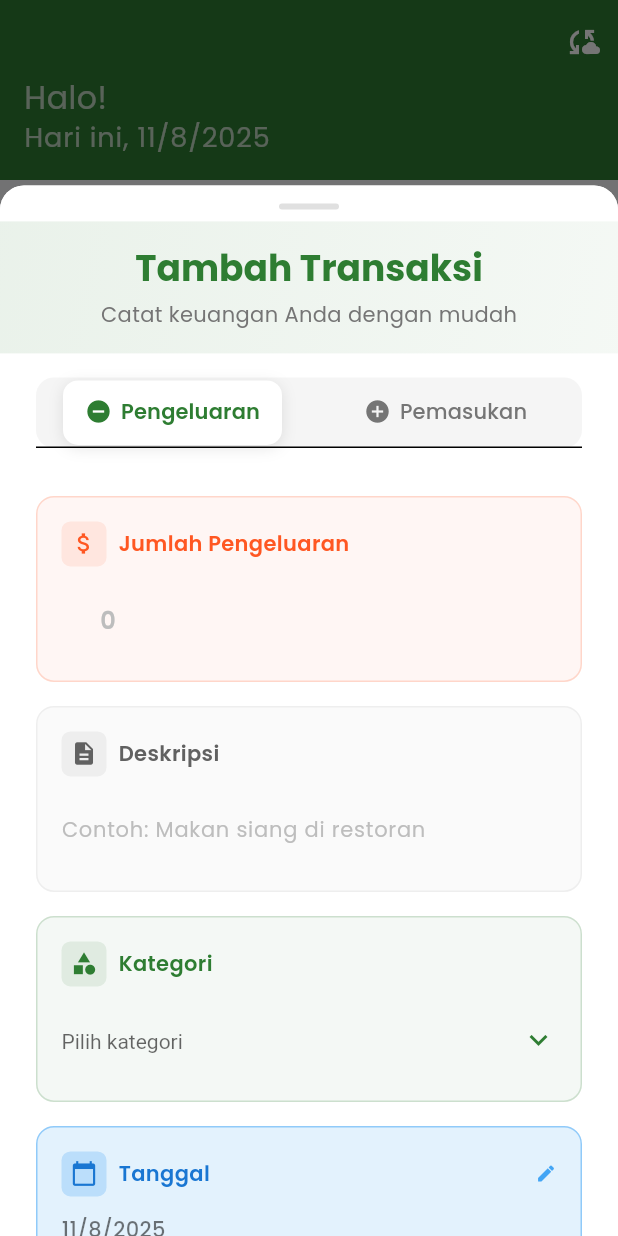
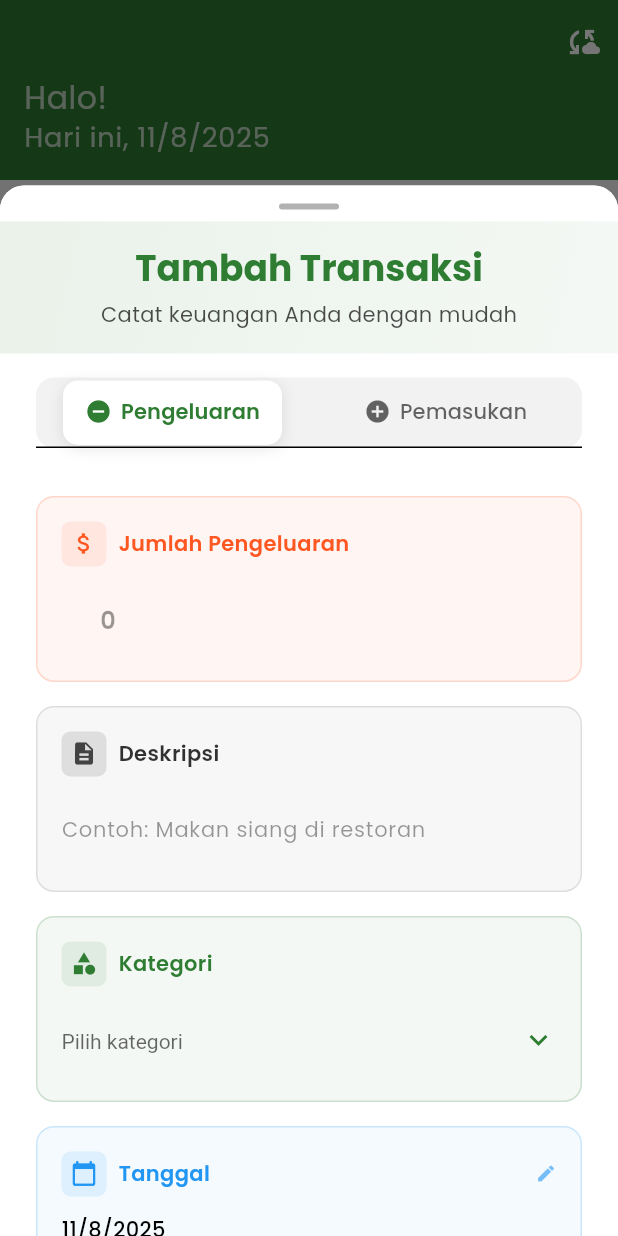
Before and after one commit to EnvRfli/expense_tracker_app, a Flutter app: the DashboardScreen screen opened directly, after a tap on the "add" icon, on a phone screen of 412 x 824 dp. Run offline on Flutter 3.47's test engine with Material 3 defaults, Android fonts, the phone set to English and light mode, and no system bars; our stand-ins replace flutter_local_notifications, google_fonts, google_sign_in, hive, hive_flutter, permission_handler and 1 more; missing offline and left inert: googleapis; accounts and stored records are empty; statements that could not run were skipped.

Commit message:
feat: Add Transaction List Screen and integrate with dashboard

```diff
--- a/lib/screens/dashboard_screen.dart
+++ b/lib/screens/dashboard_screen.dart
@@ -4,6 +4,7 @@ import '../providers/providers.dart';
 import '../utils/theme.dart';
 import '../widgets/dashboard_widgets.dart';
 import '../widgets/add_transaction_sheet.dart';
+import '../screens/transaction_list_screen.dart';
 
 class DashboardScreen extends StatefulWidget {
   const DashboardScreen({super.key});
@@ -220,7 +221,6 @@ class DashboardTransactionsTab extends StatelessWidget {
   @override
   Widget build(BuildContext context) {
     return const Scaffold(
-      appBar: CustomAppBar(title: 'Transaksi'),
       body: TransactionsList(),
     );
   }
--- /dev/null
+++ b/lib/screens/transaction_list_screen.dart
@@ -0,0 +1,261 @@
+import 'package:flutter/material.dart';
+import 'package:provider/provider.dart';
+import '../providers/expense_provider.dart';
+import '../providers/income_provider.dart';
+import '../providers/category_provider.dart';
+import '../models/expense.dart';
+import '../models/income.dart';
+import '../models/category.dart';
+import '../widgets/add_transaction_sheet.dart';
+import '../utils/theme.dart';
+
+class TransactionListScreen extends StatefulWidget {
+  const TransactionListScreen({super.key});
+
+  @override
+  State<TransactionListScreen> createState() => _TransactionListScreenState();
+}
+
+class _TransactionListScreenState extends State<TransactionListScreen> {
+  DateTimeRange? _selectedDateRange;
+  String _selectedType = 'all'; // all, income, expense
+  String? _selectedCategoryId;
+
+  @override
+  Widget build(BuildContext context) {
+    final expenseProvider = context.watch<ExpenseProvider>();
+    final incomeProvider = context.watch<IncomeProvider>();
+    final categoryProvider = context.watch<CategoryProvider>();
+
+    // Filter transactions
+    List<_TransactionItem> transactions = [];
+    if (_selectedType == 'all' || _selectedType == 'expense') {
+      var filtered = expenseProvider.expenses;
+      if (_selectedCategoryId != null) {
+        filtered =
+            filtered.where((e) => e.categoryId == _selectedCategoryId).toList();
+      }
+      if (_selectedDateRange != null) {
+        filtered = filtered
+            .where((e) =>
+                e.date.isAfter(_selectedDateRange!.start
+                    .subtract(const Duration(days: 1))) &&
+                e.date.isBefore(
+                    _selectedDateRange!.end.add(const Duration(days: 1))))
+            .toList();
+      }
+      transactions.addAll(filtered.map((e) => _TransactionItem.expense(e)));
+    }
+    if (_selectedType == 'all' || _selectedType == 'income') {
+      var filtered = incomeProvider.incomes;
+      if (_selectedCategoryId != null) {
+        filtered =
+            filtered.where((i) => i.categoryId == _selectedCategoryId).toList();
+      }
+      if (_selectedDateRange != null) {
+        filtered = filtered
+            .where((i) =>
+                i.date.isAfter(_selectedDateRange!.start
+                    .subtract(const Duration(days: 1))) &&
+                i.date.isBefore(
+                    _selectedDateRange!.end.add(const Duration(days: 1))))
+            .toList();
+      }
+      transactions.addAll(filtered.map((i) => _TransactionItem.income(i)));
+    }
+    transactions.sort((a, b) => b.date.compareTo(a.date));
+
+    return Scaffold(
+      appBar: AppBar(
+        title: const Text('Daftar Transaksi'),
+      ),
+      body: Column(
+        children: [
+          _buildFilterBar(context, categoryProvider),
+          const Divider(height: 0),
+          Expanded(
+            child: transactions.isEmpty
+                ? Center(
+                    child: Text('Tidak ada transaksi',
+                        style: Theme.of(context).textTheme.bodyLarge),
+                  )
+                : ListView.separated(
+                    itemCount: transactions.length,
+                    separatorBuilder: (_, __) => const Divider(height: 0),
+                    itemBuilder: (context, index) {
+                      final item = transactions[index];
+                      return _TransactionTile(
+                          item: item, categoryProvider: categoryProvider);
+                    },
+                  ),
+          ),
+        ],
+      ),
+      floatingActionButton: FloatingActionButton(
+        backgroundColor: AppTheme.primaryColor,
+        foregroundColor: Colors.white,
+        onPressed: () {
+          // Show add transaction bottom sheet (reuse from dashboard)
+          showModalBottomSheet(
+            context: context,
+            isScrollControlled: true,
+            shape: const RoundedRectangleBorder(
+              borderRadius: BorderRadius.vertical(
+                  top: Radius.circular(AppSizes.radiusLarge)),
+            ),
+            builder: (context) => const AddTransactionSheet(),
+          );
+        },
+        child: const Icon(Icons.add),
+      ),
+    );
+  }
+
+  Widget _buildFilterBar(
+      BuildContext context, CategoryProvider categoryProvider) {
+    return Padding(
+      padding: const EdgeInsets.symmetric(
+          horizontal: AppSizes.paddingMedium, vertical: AppSizes.paddingSmall),
+      child: SingleChildScrollView(
+        scrollDirection: Axis.horizontal,
+        child: Row(
+          children: [
+            // Type filter
+            DropdownButton<String>(
+              value: _selectedType,
+              items: const [
+                DropdownMenuItem(value: 'all', child: Text('Semua Transaksi')),
+                DropdownMenuItem(value: 'expense', child: Text('Pengeluaran')),
+                DropdownMenuItem(value: 'income', child: Text('Pemasukan')),
+              ],
+              onChanged: (val) => setState(() => _selectedType = val!),
+            ),
+            const SizedBox(width: 8),
+            // Category filter
+            DropdownButton<String?>(
+              value: _selectedCategoryId,
+              hint: const Text('Kategori'),
+              items: [
+                const DropdownMenuItem(
+                    value: null, child: Text('Semua Kategori')),
+                ...(_selectedType == 'income'
+                        ? categoryProvider.incomeCategories
+                        : _selectedType == 'expense'
+                            ? categoryProvider.expenseCategories
+                            : categoryProvider.categories)
+                    .map((cat) =>
+                        DropdownMenuItem(value: cat.id, child: Text(cat.name)))
+              ],
+              onChanged: (val) => setState(() => _selectedCategoryId = val),
+            ),
+            const SizedBox(width: 8),
+            // Date filter
+            OutlinedButton.icon(
+              icon: const Icon(Icons.date_range, size: 18),
+              label: Text(_selectedDateRange == null
+                  ? 'Tanggal'
+                  : '${_selectedDateRange!.start.day}/${_selectedDateRange!.start.month}/${_selectedDateRange!.start.year} - ${_selectedDateRange!.end.day}/${_selectedDateRange!.end.month}/${_selectedDateRange!.end.year}'),
+              onPressed: () async {
+                final picked = await showDateRangePicker(
+                  context: context,
+                  firstDate: DateTime(2020),
+                  lastDate: DateTime.now().add(const Duration(days: 365)),
+                  initialDateRange: _selectedDateRange,
+                );
+                if (picked != null) {
+                  setState(() => _selectedDateRange = picked);
+                }
+              },
+            ),
+            const SizedBox(width: 8),
+            // Reset filter
+            IconButton(
+              icon: const Icon(Icons.filter_alt_off),
+              tooltip: 'Reset Filter',
+              onPressed: () {
+                setState(() {
+                  _selectedType = 'all';
+                  _selectedCategoryId = null;
+                  _selectedDateRange = null;
+                });
+              },
+            ),
+          ],
+        ),
+      ),
+    );
+  }
+}
+
+class _TransactionItem {
+  final bool isExpense;
+  final ExpenseModel? expense;
+  final IncomeModel? income;
+  _TransactionItem.expense(this.expense)
+      : isExpense = true,
+        income = null;
+  _TransactionItem.income(this.income)
+      : isExpense = false,
+        expense = null;
+  DateTime get date => isExpense ? expense!.date : income!.date;
+  double get amount => isExpense ? expense!.amount : income!.amount;
+  String get description =>
+      isExpense ? expense!.description : income!.description;
+  String get categoryId => isExpense ? expense!.categoryId : income!.categoryId;
+}
+
+class _TransactionTile extends StatelessWidget {
+  final _TransactionItem item;
+  final CategoryProvider categoryProvider;
+  const _TransactionTile({required this.item, required this.categoryProvider});
+
+  @override
+  Widget build(BuildContext context) {
+    final category = categoryProvider.getCategoryById(item.categoryId);
+    final color = item.isExpense ? AppColors.expense : AppColors.income;
+    Color? categoryColor;
+    if (category != null && category.colorValue.isNotEmpty) {
+      try {
+        categoryColor =
+            Color(int.parse(category.colorValue.replaceFirst('#', '0xff')));
+      } catch (_) {
+        categoryColor = color;
+      }
+    } else {
+      categoryColor = color;
+    }
+    return ListTile(
+      leading: CircleAvatar(
+        backgroundColor: categoryColor,
+        child: Icon(item.isExpense ? Icons.remove : Icons.add,
+            color: Colors.white),
+      ),
+      title:
+          Text(item.description, style: Theme.of(context).textTheme.bodyLarge),
+      subtitle: Text(category?.name ?? '-',
+          style: Theme.of(context).textTheme.bodyMedium),
+      trailing: Column(
+        mainAxisAlignment: MainAxisAlignment.center,
+        crossAxisAlignment: CrossAxisAlignment.end,
+        children: [
+          Text(
+            (item.isExpense ? '-' : '+') +
+                'Rp ${item.amount.toStringAsFixed(0)}',
+            style: TextStyle(
+              color: color,
+              fontWeight: FontWeight.bold,
+              fontSize: 16,
+            ),
+          ),
+          Text(
+            '${item.date.day}/${item.date.month}/${item.date.year}',
+            style: Theme.of(context).textTheme.bodySmall,
+          ),
+        ],
+      ),
+      onTap: () {
+        // TODO: Show detail or edit
+      },
+    );
+  }
+}
--- a/lib/widgets/add_transaction_sheet.dart
+++ b/lib/widgets/add_transaction_sheet.dart
@@ -63,9 +63,9 @@ class _AddTransactionSheetState extends State<AddTransactionSheet>
   Widget build(BuildContext context) {
     return Container(
       height: MediaQuery.of(context).size.height * 0.85,
-      decoration: const BoxDecoration(
-        color: Colors.white,
-        borderRadius: BorderRadius.vertical(
+      decoration: BoxDecoration(
+        color: Theme.of(context).colorScheme.surface,
+        borderRadius: const BorderRadius.vertical(
           top: Radius.circular(AppSizes.radiusLarge),
         ),
       ),
@@ -77,7 +77,7 @@ class _AddTransactionSheetState extends State<AddTransactionSheet>
             height: 4,
             margin: const EdgeInsets.only(top: 12, bottom: 8),
             decoration: BoxDecoration(
-              color: Colors.grey[300],
+              color: Theme.of(context).colorScheme.onSurface.withOpacity(0.3),
               borderRadius: BorderRadius.circular(2),
             ),
           ),
@@ -112,7 +112,10 @@ class _AddTransactionSheetState extends State<AddTransactionSheet>
                 Text(
                   'Catat keuangan Anda dengan mudah',
                   style: Theme.of(context).textTheme.bodyMedium?.copyWith(
-                        color: Colors.grey[600],
+                        color: Theme.of(context)
+                            .colorScheme
+                            .onSurface
+                            .withOpacity(0.7),
                       ),
                 ),
               ],
@@ -126,17 +129,20 @@ class _AddTransactionSheetState extends State<AddTransactionSheet>
               vertical: AppSizes.paddingMedium,
             ),
             decoration: BoxDecoration(
-              color: Colors.grey[100],
+              color: Theme.of(context).colorScheme.onSurface.withOpacity(0.05),
               borderRadius: BorderRadius.circular(12),
             ),
             child: TabBar(
               controller: _tabController,
               indicator: BoxDecoration(
                 borderRadius: BorderRadius.circular(10),
-                color: Colors.white,
+                color: Theme.of(context).colorScheme.surface,
                 boxShadow: [
                   BoxShadow(
-                    color: Colors.black.withOpacity(0.1),
+                    color: Theme.of(context)
+                        .colorScheme
+                        .onSurface
+                        .withOpacity(0.1),
                     blurRadius: 8,
                     offset: const Offset(0, 2),
                   ),
@@ -144,7 +150,8 @@ class _AddTransactionSheetState extends State<AddTransactionSheet>
               ),
               indicatorPadding: const EdgeInsets.all(2),
               labelColor: AppTheme.primaryColor,
-              unselectedLabelColor: Colors.grey[600],
+              unselectedLabelColor:
+                  Theme.of(context).colorScheme.onSurface.withOpacity(0.6),
               labelStyle: const TextStyle(
                 fontWeight: FontWeight.w600,
                 fontSize: 14,
@@ -279,21 +286,22 @@ class _AddTransactionSheetState extends State<AddTransactionSheet>
             inputFormatters: [
               FilteringTextInputFormatter.digitsOnly,
             ],
-            style: const TextStyle(
+            style: TextStyle(
               fontSize: 16,
               fontWeight: FontWeight.w600,
+              color: Theme.of(context).colorScheme.onSurface,
             ),
             decoration: InputDecoration(
               hintText: '0',
               hintStyle: TextStyle(
-                color: Colors.grey[400],
+                color: Theme.of(context).colorScheme.onSurface.withOpacity(0.4),
                 fontSize: 16,
               ),
               prefixText: 'Rp ',
               prefixStyle: TextStyle(
                 fontSize: 16,
                 fontWeight: FontWeight.w600,
-                color: Colors.grey[700],
+                color: Theme.of(context).colorScheme.onSurface.withOpacity(0.7),
               ),
               border: InputBorder.none,
               enabledBorder: InputBorder.none,
@@ -319,10 +327,10 @@ class _AddTransactionSheetState extends State<AddTransactionSheet>
     return Container(
       padding: const EdgeInsets.all(AppSizes.paddingMedium),
       decoration: BoxDecoration(
-        color: Colors.grey[50],
+        color: Theme.of(context).colorScheme.onSurface.withOpacity(0.03),
         borderRadius: BorderRadius.circular(12),
         border: Border.all(
-          color: Colors.grey[200]!,
+          color: Theme.of(context).colorScheme.onSurface.withOpacity(0.1),
           width: 1,
         ),
       ),
@@ -334,12 +342,14 @@ class _AddTransactionSheetState extends State<AddTransactionSheet>
               Container(
                 padding: const EdgeInsets.all(6),
                 decoration: BoxDecoration(
-                  color: Colors.grey[200],
+                  color:
+                      Theme.of(context).colorScheme.onSurface.withOpacity(0.1),
                   borderRadius: BorderRadius.circular(6),
                 ),
                 child: Icon(
                   Icons.description,
-                  color: Colors.grey[700],
+                  color:
+                      Theme.of(context).colorScheme.onSurface.withOpacity(0.7),
                   size: 18,
                 ),
               ),
@@ -349,7 +359,8 @@ class _AddTransactionSheetState extends State<AddTransactionSheet>
                 style: TextStyle(
                   fontSize: 14,
                   fontWeight: FontWeight.w600,
-                  color: Colors.grey[700],
+                  color:
+                      Theme.of(context).colorScheme.onSurface.withOpacity(0.8),
                 ),
               ),
             ],
@@ -357,13 +368,14 @@ class _AddTransactionSheetState extends State<AddTransactionSheet>
           const SizedBox(height: 12),
           TextFormField(
             controller: _descriptionController,
-            style: const TextStyle(
+            style: TextStyle(
               fontSize: 14,
+              color: Theme.of(context).colorScheme.onSurface,
             ),
             decoration: InputDecoration(
               hintText: 'Contoh: Makan siang di restoran',
               hintStyle: TextStyle(
-                color: Colors.grey[400],
+                color: Theme.of(context).colorScheme.onSurface.withOpacity(0.4),
                 fontSize: 14,
               ),
               border: InputBorder.none,
@@ -437,9 +449,9 @@ class _AddTransactionSheetState extends State<AddTransactionSheet>
 
               return DropdownButtonFormField<CategoryModel>(
                 value: _selectedCategory,
-                style: const TextStyle(
+                style: TextStyle(
                   fontSize: 14,
-                  color: Colors.black87,
+                  color: Theme.of(context).colorScheme.onSurface,
                 ),
                 decoration: const InputDecoration(
                   hintText: 'Pilih kategori',
@@ -485,10 +497,10 @@ class _AddTransactionSheetState extends State<AddTransactionSheet>
       child: Container(
         padding: const EdgeInsets.all(AppSizes.paddingMedium),
         decoration: BoxDecoration(
-          color: Colors.blue[50],
+          color: AppColors.info.withOpacity(0.05),
           borderRadius: BorderRadius.circular(12),
           border: Border.all(
-            color: Colors.blue[200]!,
+            color: AppColors.info.withOpacity(0.2),
             width: 1,
           ),
         ),
@@ -500,12 +512,12 @@ class _AddTransactionSheetState extends State<AddTransactionSheet>
                 Container(
                   padding: const EdgeInsets.all(6),
                   decoration: BoxDecoration(
-                    color: Colors.blue[100],
+                    color: AppColors.info.withOpacity(0.1),
                     borderRadius: BorderRadius.circular(6),
                   ),
                   child: Icon(
                     Icons.calendar_today,
-                    color: Colors.blue[700],
+                    color: AppColors.info,
                     size: 18,
                   ),
                 ),
@@ -515,13 +527,13 @@ class _AddTransactionSheetState extends State<AddTransactionSheet>
                   style: TextStyle(
                     fontSize: 14,
                     fontWeight: FontWeight.w600,
-                    color: Colors.blue[700],
+                    color: AppColors.info,
                   ),
                 ),
                 const Spacer(),
                 Icon(
                   Icons.edit,
-                  color: Colors.blue[400],
+                  color: AppColors.info.withOpacity(0.6),
                   size: 14,
                 ),
               ],
@@ -529,9 +541,10 @@ class _AddTransactionSheetState extends State<AddTransactionSheet>
             const SizedBox(height: 12),
             Text(
               '${_selectedDate.day}/${_selectedDate.month}/${_selectedDate.year}',
-              style: const TextStyle(
+              style: TextStyle(
                 fontSize: 14,
                 fontWeight: FontWeight.w500,
+                color: Theme.of(context).colorScheme.onSurface,
               ),
             ),
           ],
@@ -611,8 +624,8 @@ class _AddTransactionSheetState extends State<AddTransactionSheet>
             colorScheme: Theme.of(context).colorScheme.copyWith(
                   primary: AppTheme.primaryColor,
                   onPrimary: Colors.white,
-                  surface: Colors.white,
-                  onSurface: Colors.black87,
+                  surface: Theme.of(context).colorScheme.surface,
+                  onSurface: Theme.of(context).colorScheme.onSurface,
                 ),
           ),
           child: child!,
--- a/lib/widgets/dashboard_widgets.dart
+++ b/lib/widgets/dashboard_widgets.dart
@@ -2,6 +2,7 @@ import 'package:flutter/material.dart';
 import 'package:provider/provider.dart';
 import '../providers/providers.dart';
 import '../utils/theme.dart';
+import '../screens/transaction_list_screen.dart';
 
 class CustomAppBar extends StatelessWidget implements PreferredSizeWidget {
   final String title;
@@ -716,14 +717,13 @@ class SpendingByCategoryCard extends StatelessWidget {
 }
 
 // Placeholder widgets for other tabs
+
 class TransactionsList extends StatelessWidget {
   const TransactionsList({super.key});
 
   @override
   Widget build(BuildContext context) {
-    return const Center(
-      child: Text('Transactions List - Coming Soon'),
-    );
+    return const TransactionListScreen();
   }
 }
 
```
